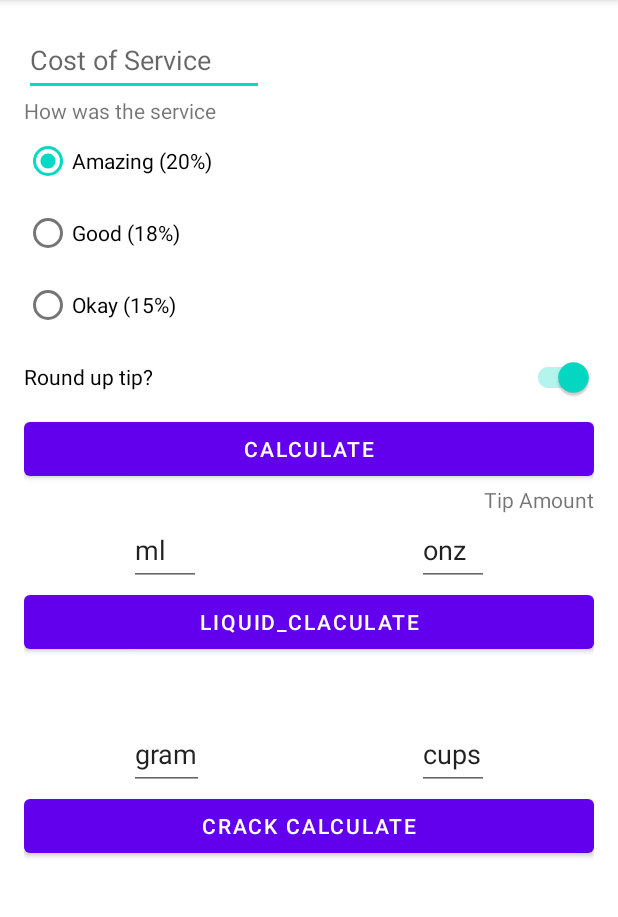
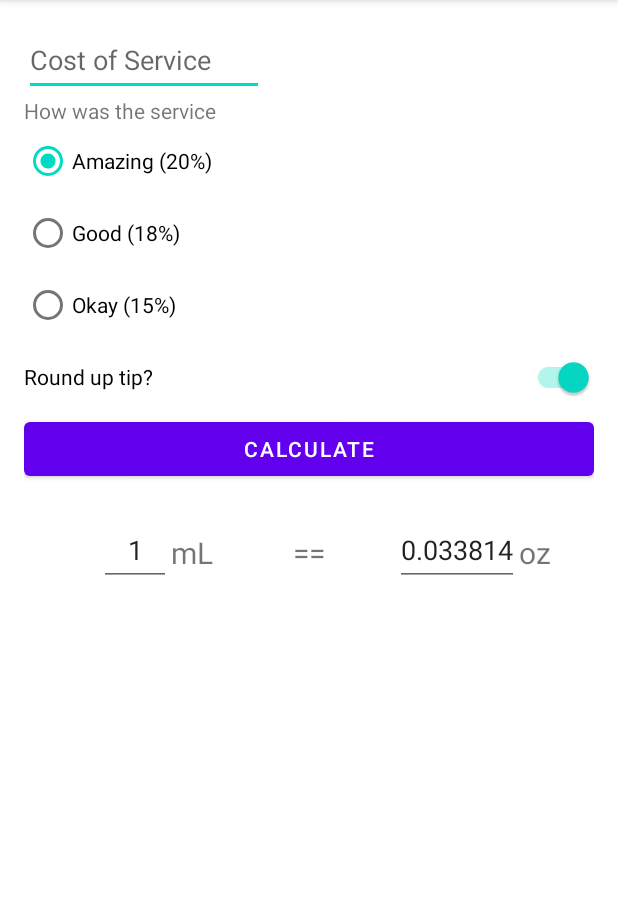
Before and after one commit to parkjun5/ANDROID_TIP, an Android app: the screen it shows after launch (MainActivity), on a phone screen of 412 x 824 dp, the part 84-1001 px from its top. Run offline under Robolectric (Android 15) with nearby library versions, the phone set to English and light mode, and no system bars.

Commit message:
textWATCHER IS ..bad

```diff
--- a/app/build.gradle
+++ b/app/build.gradle
@@ -29,6 +29,9 @@ android {
     kotlinOptions {
         jvmTarget = '1.8'
     }
+    buildFeatures {
+        viewBinding = true
+    }
 }
 
 dependencies {
--- a/app/src/main/res/layout/activity_main.xml
+++ b/app/src/main/res/layout/activity_main.xml
@@ -17,6 +17,7 @@
         android:minHeight="48dp"
         app:layout_constraintStart_toStartOf="parent"
         app:layout_constraintTop_toTopOf="parent" />
+
 
     <TextView
         android:id="@+id/service_question"
@@ -78,84 +79,122 @@
         android:id="@+id/result_textview"
         android:layout_width="wrap_content"
         android:layout_height="wrap_content"
-        android:text="@string/tip_amount"
         app:layout_constraintEnd_toEndOf="parent"
-        app:layout_constraintTop_toBottomOf="@id/calculate_button" />
+        app:layout_constraintTop_toBottomOf="@id/calculate_button"
+        tools:text="Tip Amount: $10" />
 
 
     <EditText
         android:id="@+id/liquid_chager_ml"
         android:layout_width="wrap_content"
         android:layout_height="wrap_content"
-        android:layout_marginStart="70dp"
+        android:layout_marginStart="50dp"
         android:importantForAutofill="no"
         android:inputType="numberDecimal"
+        android:maxWidth="90dp"
         android:minWidth="48dp"
         android:minHeight="48dp"
         android:text="@string/liquid_ml"
+        android:textAlignment="center"
+
         app:layout_constraintStart_toStartOf="parent"
         app:layout_constraintTop_toBottomOf="@id/result_textview" />
 
-    <EditText
-        android:id="@+id/liquid_chager_onz"
+    <TextView
+        android:id="@+id/liquid_name_mL"
         android:layout_width="wrap_content"
         android:layout_height="wrap_content"
-        android:layout_marginEnd="70dp"
-        android:importantForAutofill="no"
-        android:inputType="numberDecimal"
-        android:minWidth="48dp"
-        android:minHeight="48dp"
-        android:text="@string/liquid_onz"
+        android:layout_marginTop="12dp"
+        android:text="@string/liquid_name_ml"
+        android:textSize="20sp"
+        app:layout_constraintStart_toEndOf="@id/liquid_chager_ml"
+
+        app:layout_constraintTop_toBottomOf="@id/result_textview" />
+
+    <TextView
+        android:id="@+id/liquid_name_equals"
+        android:layout_width="wrap_content"
+        android:layout_height="wrap_content"
+        android:layout_marginTop="12dp"
+        android:text="@string/liquid_name_equal"
+        android:textSize="20sp"
+        app:layout_constraintStart_toStartOf="parent"
         app:layout_constraintEnd_toEndOf="parent"
         app:layout_constraintTop_toBottomOf="@id/result_textview" />
 
-    <Button
-        android:id="@+id/liquid_calculate_button"
-        android:layout_width="0dp"
+    <EditText
+        android:id="@+id/liquid_chager_oz"
+        android:layout_width="wrap_content"
         android:layout_height="wrap_content"
-        android:text="@string/liquid_claculate_string"
-        app:layout_constraintEnd_toEndOf="@id/option_switch"
-        app:layout_constraintStart_toStartOf="parent"
-        app:layout_constraintTop_toBottomOf="@id/liquid_chager_ml" />
+        android:layout_marginEnd="50dp"
+        android:importantForAutofill="no"
+        android:inputType="numberDecimal"
+        android:maxWidth="90dp"
+        android:minWidth="48dp"
+        android:minHeight="48dp"
+        android:text="@string/liquid_oz"
+        android:textAlignment="center"
+        app:layout_constraintEnd_toEndOf="parent"
+        app:layout_constraintTop_toBottomOf="@id/result_textview" />
+
+    <TextView
+        android:id="@+id/liquid_name_oz"
+        android:layout_width="wrap_content"
+        android:layout_height="wrap_content"
+        android:layout_marginTop="12dp"
+        android:text="@string/liquid_name_oz"
+        android:textSize="20sp"
+        app:layout_constraintStart_toEndOf="@id/liquid_chager_oz"
+
+        app:layout_constraintTop_toBottomOf="@id/result_textview" />
+
+    <!--    <Button-->
+    <!--        android:id="@+id/liquid_calculate_button"-->
+    <!--        android:layout_width="0dp"-->
+    <!--        android:layout_height="wrap_content"-->
+    <!--        android:text="@string/liquid_claculate_string"-->
+    <!--        app:layout_constraintEnd_toEndOf="@id/option_switch"-->
+    <!--        app:layout_constraintStart_toStartOf="parent"-->
+    <!--        app:layout_constraintTop_toBottomOf="@id/liquid_chager_ml" />-->
 
 
-    <EditText
-        android:id="@+id/crack_chager_gram"
-        android:layout_width="wrap_content"
-        android:layout_height="wrap_content"
-        android:layout_marginStart="70dp"
-        android:layout_marginTop="40dp"
-        android:importantForAutofill="no"
-        android:inputType="numberDecimal"
-        android:minHeight="48dp"
-        android:text="@string/crack_gram"
-        app:layout_constraintStart_toStartOf="parent"
-        app:layout_constraintTop_toBottomOf="@id/liquid_calculate_button" />
+    <!--    <EditText-->
+    <!--        android:id="@+id/crack_chager_gram"-->
+    <!--        android:layout_width="wrap_content"-->
+    <!--        android:layout_height="wrap_content"-->
+    <!--        android:layout_marginStart="70dp"-->
+    <!--        android:layout_marginTop="40dp"-->
+    <!--        android:importantForAutofill="no"-->
+    <!--        android:inputType="numberDecimal"-->
+    <!--        android:minHeight="48dp"-->
+    <!--        android:text="@string/crack_gram"-->
+    <!--        app:layout_constraintStart_toStartOf="parent"-->
+    <!--        app:layout_constraintTop_toBottomOf="@id/liquid_calculate_button" />-->
 
 
-    <EditText
-        android:id="@+id/liquid_chager_cups"
-        android:layout_width="wrap_content"
-        android:layout_height="wrap_content"
-        android:layout_marginTop="40dp"
-        android:layout_marginEnd="70dp"
-        android:importantForAutofill="no"
-        android:inputType="numberDecimal"
-        android:minWidth="48dp"
-        android:minHeight="48dp"
-        android:text="@string/crack_cups"
-        app:layout_constraintEnd_toEndOf="parent"
-        app:layout_constraintTop_toBottomOf="@id/liquid_calculate_button" />
+    <!--    <EditText-->
+    <!--        android:id="@+id/liquid_chager_cups"-->
+    <!--        android:layout_width="wrap_content"-->
+    <!--        android:layout_height="wrap_content"-->
+    <!--        android:layout_marginTop="40dp"-->
+    <!--        android:layout_marginEnd="70dp"-->
+    <!--        android:importantForAutofill="no"-->
+    <!--        android:inputType="numberDecimal"-->
+    <!--        android:minWidth="48dp"-->
+    <!--        android:minHeight="48dp"-->
+    <!--        android:text="@string/crack_cups"-->
+    <!--        app:layout_constraintEnd_toEndOf="parent"-->
+    <!--        app:layout_constraintTop_toBottomOf="@id/liquid_calculate_button" />-->
 
-    <Button
-        android:id="@+id/calculate_button_gram"
-        android:layout_width="0dp"
-        android:layout_height="wrap_content"
+    <!--    <Button-->
+    <!--        android:id="@+id/calculate_button_gram"-->
+    <!--        android:layout_width="0dp"-->
+    <!--        android:layout_height="wrap_content"-->
 
-        android:text="@string/crack_calculate_string"
-        app:layout_constraintEnd_toEndOf="@id/option_switch"
-        app:layout_constraintStart_toStartOf="parent"
-        app:layout_constraintTop_toBottomOf="@id/crack_chager_gram" />
+    <!--        android:text="@string/crack_calculate_string"-->
+    <!--        app:layout_constraintEnd_toEndOf="@id/option_switch"-->
+    <!--        app:layout_constraintStart_toStartOf="parent"-->
+    <!--        app:layout_constraintTop_toBottomOf="@id/crack_chager_gram" />-->
 
 
 </androidx.constraintlayout.widget.ConstraintLayout>
--- a/app/src/main/res/values/strings.xml
+++ b/app/src/main/res/values/strings.xml
@@ -7,11 +7,14 @@
     <string name="okay_service_tip">Okay (15%)</string>
     <string name="round_up_tip">Round up tip?</string>
     <string name="calculate">Calculate</string>
-    <string name="tip_amount">Tip Amount</string>
-    <string name="liquid_ml">ml</string>
-    <string name="liquid_onz">onz</string>
+    <string name="tip_amount">Tip Amount: %s</string>
+    <string name="liquid_ml">1</string>
+    <string name="liquid_oz">0.033814</string>
     <string name="liquid_claculate_string">liquid_claculate</string>
     <string name="crack_gram">gram</string>
     <string name="crack_cups">cups</string>
     <string name="crack_calculate_string">crack calculate</string>
+    <string name="liquid_name_ml">mL</string>
+    <string name="liquid_name_oz">oz</string>
+    <string name="liquid_name_equal">==</string>
 </resources>
```
Also changed, not shown: app/src/main/java/com/example/tiptime/MainActivity.kt (+107 -1 lines).
